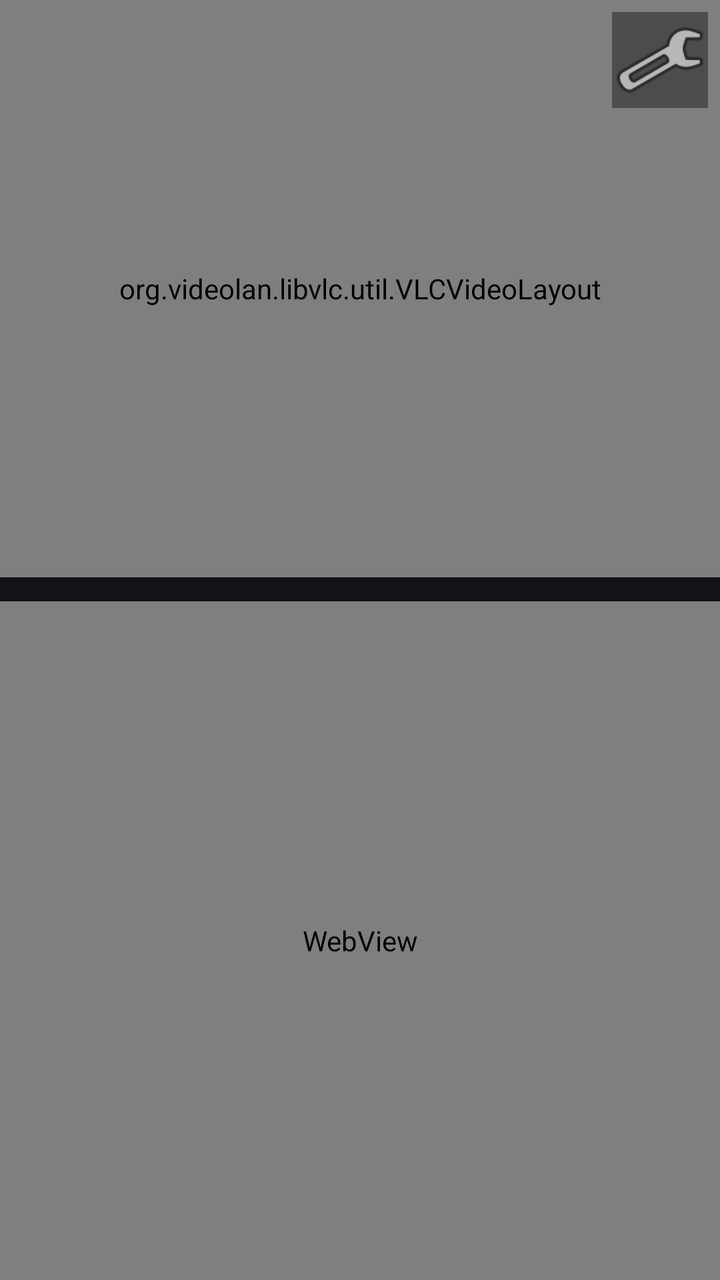
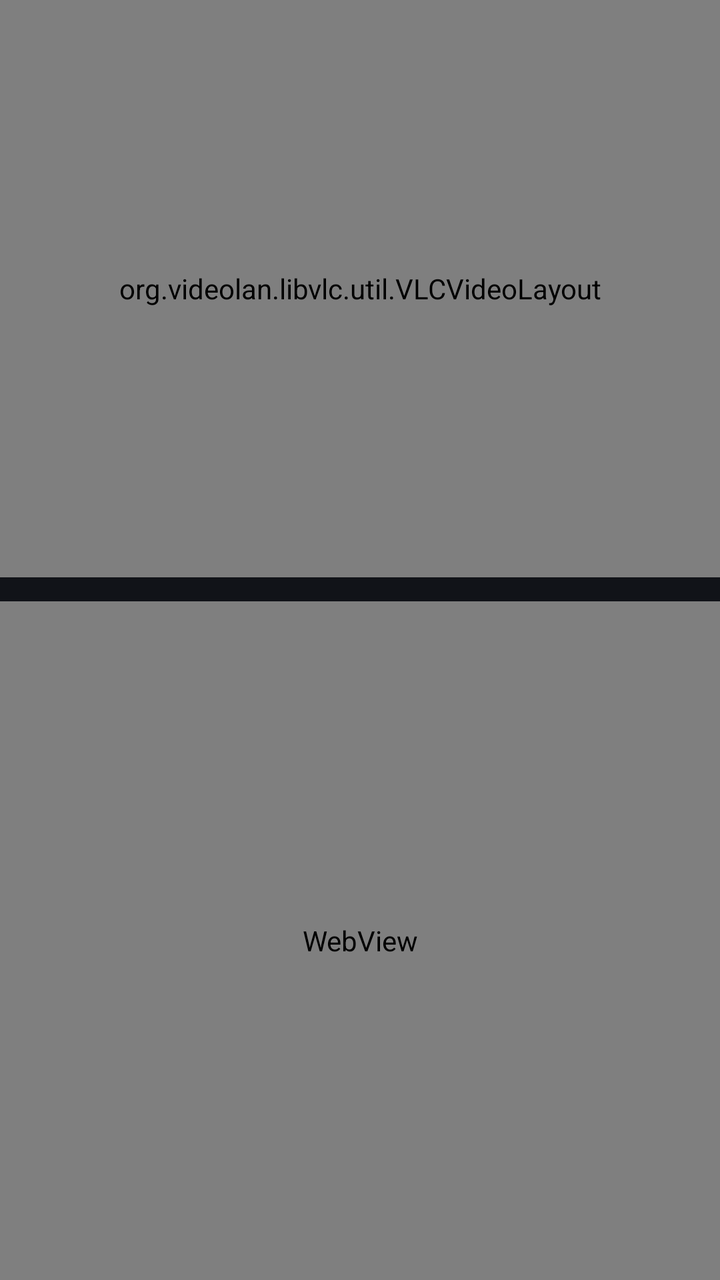

An Android layout rendered at two revisions. The XML below is the earlier revision; the diff shows what the commit changed to produce the second picture.
<!-- AndroidManifest.xml: application theme WallTheme -->
<!-- res/layout/activity_main.xml -->
<?xml version="1.0" encoding="utf-8"?>
<FrameLayout xmlns:android="http://schemas.android.com/apk/res/android"
    android:id="@+id/root"
    android:layout_width="match_parent"
    android:layout_height="match_parent"
    android:background="#000000">

    <LinearLayout
        android:id="@+id/content"
        android:layout_width="match_parent"
        android:layout_height="match_parent"
        android:orientation="vertical">

        <LinearLayout
            android:id="@+id/cameraBlock"
            android:layout_width="match_parent"
            android:layout_height="0dp"
            android:layout_weight="47"
            android:orientation="vertical">

            <FrameLayout
                android:id="@+id/videoContainer"
                android:layout_width="match_parent"
                android:layout_height="0dp"
                android:layout_weight="1"
                android:background="#000000">

                <org.videolan.libvlc.util.VLCVideoLayout
                    android:id="@+id/videoLayout"
                    android:layout_width="match_parent"
                    android:layout_height="match_parent" />

                <TextView
                    android:id="@+id/statusText"
                    android:layout_width="wrap_content"
                    android:layout_height="wrap_content"
                    android:layout_gravity="center"
                    android:textColor="#FFFFFF"
                    android:textSize="16sp"
                    android:padding="12dp"
                    android:background="#99000000"
                    android:visibility="gone" />

                <TextView
                    android:id="@+id/muteHint"
                    android:layout_width="wrap_content"
                    android:layout_height="wrap_content"
                    android:layout_gravity="center"
                    android:textColor="#FFFFFF"
                    android:textSize="18sp"
                    android:padding="14dp"
                    android:background="#B3000000"
                    android:visibility="gone" />

                <ImageButton
                    android:id="@+id/settingsBtn"
                    android:layout_width="48dp"
                    android:layout_height="48dp"
                    android:layout_gravity="top|end"
                    android:layout_margin="6dp"
                    android:background="#66000000"
                    android:contentDescription="@string/settings_title"
                    android:src="@android:drawable/ic_menu_preferences" />

                <TextView
                    android:id="@+id/clockText"
                    android:layout_width="wrap_content"
                    android:layout_height="wrap_content"
                    android:layout_gravity="top|start"
                    android:layout_margin="8dp"
                    android:textColor="#CCFFFFFF"
                    android:textSize="14sp"
                    android:shadowColor="#000000"
                    android:shadowRadius="3"
                    android:shadowDx="1"
                    android:shadowDy="1" />
            </FrameLayout>

            <HorizontalScrollView
                android:id="@+id/buttonBar"
                android:layout_width="match_parent"
                android:layout_height="wrap_content"
                android:background="#111318"
                android:scrollbars="none"
                android:fillViewport="true">

                <LinearLayout
                    android:id="@+id/buttonRow"
                    android:layout_width="match_parent"
                    android:layout_height="wrap_content"
                    android:orientation="horizontal"
                    android:padding="6dp" />
            </HorizontalScrollView>
        </LinearLayout>

        <WebView
            android:id="@+id/webView"
            android:layout_width="match_parent"
            android:layout_height="0dp"
            android:layout_weight="53"
            android:background="#000000" />
    </LinearLayout>

    
    <View
        android:id="@+id/dimOverlay"
        android:layout_width="match_parent"
        android:layout_height="match_parent"
        android:background="#000000"
        android:visibility="gone" />
</FrameLayout>
<!-- resources referenced by this layout -->
<resources>
  <string name="settings_title">Settings</string>
  <style name="WallTheme" parent="@android:style/Theme.Holo.NoActionBar.Fullscreen">
          <item name="android:windowBackground">#000000</item>
      </style>
</resources>

<!-- the commit's change to res/layout/activity_main.xml (unified diff, before → after) -->
@@ -41,6 +41,19 @@
                     android:background="#99000000"
                     android:visibility="gone" />
 
+                <ImageButton
+                    android:id="@+id/talkBtn"
+                    android:layout_width="76dp"
+                    android:layout_height="76dp"
+                    android:layout_gravity="bottom|end"
+                    android:layout_margin="14dp"
+                    android:padding="18dp"
+                    android:scaleType="fitCenter"
+                    android:background="@drawable/talk_button"
+                    android:contentDescription="@string/talk"
+                    android:visibility="gone"
+                    android:src="@android:drawable/ic_btn_speak_now" />
+
                 <TextView
                     android:id="@+id/muteHint"
                     android:layout_width="wrap_content"
@@ -60,6 +73,7 @@
                     android:layout_margin="6dp"
                     android:background="#66000000"
                     android:contentDescription="@string/settings_title"
+                    android:visibility="gone"
                     android:src="@android:drawable/ic_menu_preferences" />
 
                 <TextView
<!-- resource entries referenced after the edit -->
@@ -1,6 +1,21 @@
 <!-- resources referenced by this layout -->
 <resources>
+  <!-- drawable talk_button (drawable) -->
+  <?xml version="1.0" encoding="utf-8"?>
+  <selector xmlns:android="http://schemas.android.com/apk/res/android">
+      <item android:state_pressed="true">
+          <shape android:shape="oval">
+              <solid android:color="#E53935" />
+          </shape>
+      </item>
+      <item>
+          <shape android:shape="oval">
+              <solid android:color="#99000000" />
+          </shape>
+      </item>
+  </selector>
   <string name="settings_title">Settings</string>
+  <string name="talk">Push to talk</string>
   <style name="WallTheme" parent="@android:style/Theme.Holo.NoActionBar.Fullscreen">
           <item name="android:windowBackground">#000000</item>
       </style>
